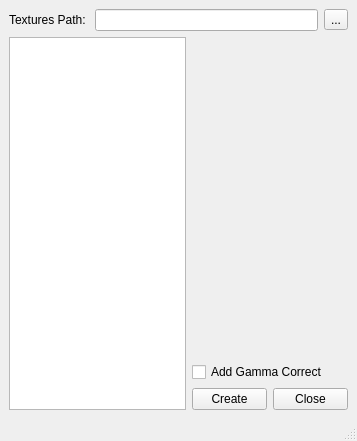
This is ui/window.ui in iceanimations/createUDIM as Qt 5 draws it before an edit. The edited form follows.
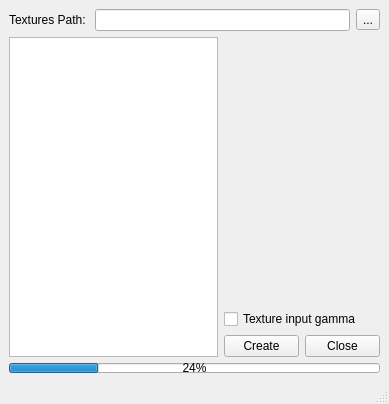
This is the edited form.

Commit message: everything is working fine, just added progressBar

```diff
--- a/ui/window.ui
+++ b/ui/window.ui
@@ -6,8 +6,8 @@
    <rect>
     <x>0</x>
     <y>0</y>
-    <width>357</width>
-    <height>441</height>
+    <width>389</width>
+    <height>404</height>
    </rect>
   </property>
   <property name="windowTitle">
@@ -44,24 +44,14 @@
      <layout class="QHBoxLayout" name="horizontalLayout_2">
       <item>
        <widget class="QPlainTextEdit" name="fileNameBox">
+        <property name="horizontalScrollBarPolicy">
+         <enum>Qt::ScrollBarAsNeeded</enum>
+        </property>
         <property name="readOnly">
          <bool>true</bool>
         </property>
        </widget>
       </item>
-      <item>
-       <spacer name="horizontalSpacer">
-        <property name="orientation">
-         <enum>Qt::Horizontal</enum>
-        </property>
-        <property name="sizeHint" stdset="0">
-         <size>
-          <width>40</width>
-          <height>20</height>
-         </size>
-        </property>
-       </spacer>
-      </item>
       <item>
        <layout class="QVBoxLayout" name="verticalLayout">
         <item>
@@ -80,7 +70,7 @@
         <item>
          <widget class="QCheckBox" name="addGammaButton">
           <property name="text">
-           <string>Add Gamma Correct</string>
+           <string>Texture input gamma</string>
           </property>
          </widget>
         </item>
@@ -130,6 +120,19 @@
       </item>
      </layout>
     </item>
+    <item>
+     <widget class="QProgressBar" name="progressBar">
+      <property name="maximumSize">
+       <size>
+        <width>16777215</width>
+        <height>10</height>
+       </size>
+      </property>
+      <property name="value">
+       <number>24</number>
+      </property>
+     </widget>
+    </item>
    </layout>
   </widget>
   <widget class="QMenuBar" name="menubar">
```
Left out of the diff: 2 changed lines with no effect on the pictures. The commit also changes 1 other file.
